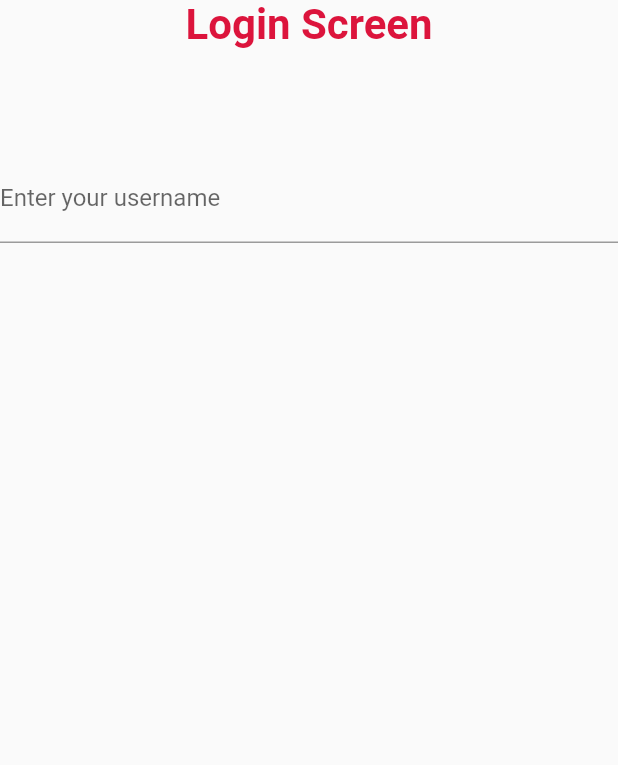
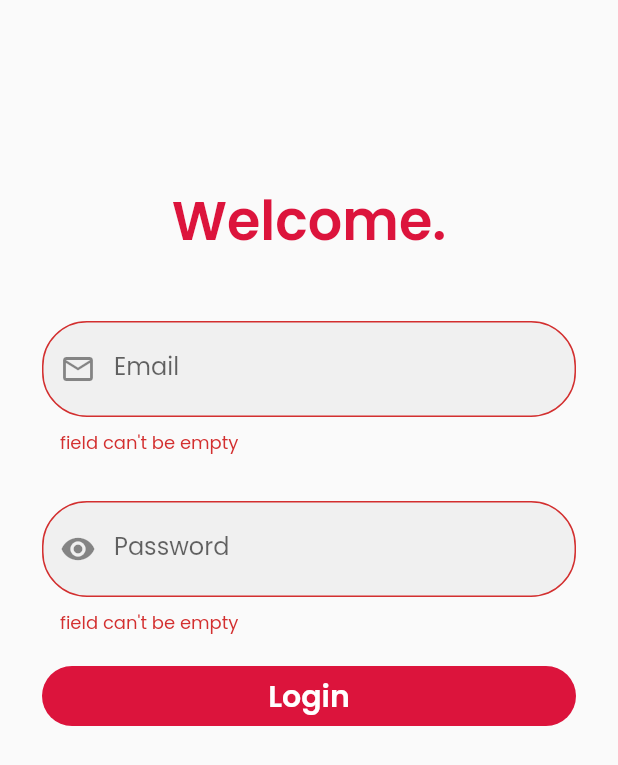
Before and after one commit to Bayzidbaky1/food_delivery, a Flutter app: the LoginScreen screen opened directly, on a phone screen of 412 x 824 dp. Shown: the top 765 px of the screen. Run offline on Flutter 3.47's test engine with Material 2 defaults, Android fonts, the light colour scheme and no system bars; our stand-ins replace google_fonts; missing offline and left inert: intro_screen_onboarding_flutter.

Commit message:
new updates

```diff
--- a/lib/const/app_color.dart
+++ b/lib/const/app_color.dart
@@ -2,4 +2,5 @@ import 'package:flutter/material.dart';
 
 class AppColor{
   static const app_color = Colors.white;
+  static const button_color = Color(0xffDC143C);
 }
--- a/lib/main.dart
+++ b/lib/main.dart
@@ -1,5 +1,6 @@
 import 'package:flutter/material.dart';
 import 'package:food_delivery/ui/viwes/splash_screen.dart';
+import 'package:google_fonts/google_fonts.dart';
 
 import 'const/app_string.dart';
 
@@ -17,8 +18,8 @@ class MyApp extends StatelessWidget {
       debugShowCheckedModeBanner: false,
       title: AppString.app_name,
       theme: ThemeData(
-
         primarySwatch: Colors.blue,
+        textTheme: GoogleFonts.poppinsTextTheme(),
       ),
       home:SplashScreen() ,
     );
--- a/lib/ui/viwes/auth/login_screen.dart
+++ b/lib/ui/viwes/auth/login_screen.dart
@@ -1,35 +1,85 @@
 import 'package:flutter/material.dart';
+import 'package:food_delivery/ui/viwes/home_screen.dart';
+
+import '../../../const/app_color.dart';
+import '../../widgets/custom_button.dart';
+import '../../widgets/custom_textfield.dart';
 
 class LoginScreen extends StatelessWidget {
-  const LoginScreen({Key? key}) : super(key: key);
+  final TextEditingController _emailController = TextEditingController();
+  final TextEditingController _passwordController = TextEditingController();
+  final _fornKey = GlobalKey<FormState>();
+  final validCharacters = RegExp(r'^[a-zA-Z0-9_\-=@,\.;]+$');
 
   @override
   Widget build(BuildContext context) {
     return Scaffold(
-      body: SafeArea(
+      body: SingleChildScrollView(
+        child: Padding(
+          padding: const EdgeInsets.only(left: 28.0, right: 28,top: 120),
+          child: Form(
+            key: _fornKey,
+            autovalidateMode: AutovalidateMode.always,
             child: Column(
+              mainAxisAlignment: MainAxisAlignment.center,
               children: [
                 Center(
                   child: Text(
-                "Login Screen",
+                    "Welcome.",
                     style: TextStyle(
                       color: Color(0xffDC143C),
-                    fontSize: 28,
-                    fontWeight: FontWeight.w600),
+                      fontSize: 36,
+                      fontWeight: FontWeight.w600,
                     ),
-            ),
-            SizedBox(height: 40,),
-
-            SizedBox(height: 30,),
-
-            TextFormField(
-              decoration: const InputDecoration(
-                border: UnderlineInputBorder(),
-                labelText: 'Enter your username',
                   ),
                 ),
 
+                SizedBox(
+                  height: 40,
+                ),
+                CustomTextField(
+                  "Email",
+                  "Email",
+                  Icon(Icons.email_outlined),
+                  TextInputType.emailAddress,
+                  _emailController,
+                  (val) {
+                    if(val!.isEmpty){
+                      return "field can't be empty";
+                    }else if(val.length<6){
+                      return "please input valid email";
+                    }
+                  },
+                ),
+                SizedBox(
+                  height: 30,
+                ),
+                CustomTextField(
+                  "Password",
+                  "Password",
+                  Icon(Icons.remove_red_eye),
+                  TextInputType.text,
+                  _passwordController,
+                  (val) {
+                    if(val!.isEmpty){
+                      return "field can't be empty";
+                    }else if(val.length<6){
+                      return "password can't be less than 6";
+                    }
+                  },
+                  obscureText: true,
+                ),
+                SizedBox(
+                  height: 20,
+                ),
+                CustomButton("Login", () {
+                  if(_fornKey.currentState!.validate()){
+                    Navigator.push(context, MaterialPageRoute(builder: (_)=>HomeScreen()));
+                  }
+                }),
               ],
+            ),
+          ),
         ),
       ),
     );
--- /dev/null
+++ b/lib/ui/viwes/home_screen.dart
@@ -0,0 +1,26 @@
+import 'package:flutter/material.dart';
+import 'package:food_delivery/const/app_color.dart';
+
+class HomeScreen extends StatelessWidget {
+  const HomeScreen({Key? key}) : super(key: key);
+
+  @override
+  Widget build(BuildContext context) {
+    return Scaffold(
+      body: Column(
+        mainAxisAlignment: MainAxisAlignment.center,
+        children: [
+          Center(
+            child: Text(
+              "Home",
+              style: TextStyle(
+                  color: AppColor.button_color,
+                  fontWeight: FontWeight.bold,
+                  fontSize: 35),
+            ),
+          )
+        ],
+      ),
+    );
+  }
+}
--- /dev/null
+++ b/lib/ui/widgets/custom_button.dart
@@ -0,0 +1,25 @@
+import 'package:flutter/material.dart';
+
+import '../../const/app_color.dart';
+
+Widget CustomButton(title, onTap) {
+  return InkWell(
+    onTap: onTap,
+    splashColor: Colors.white,
+    borderRadius: BorderRadius.circular(50),
+    child: Ink(
+      height: 40,
+      decoration: BoxDecoration(
+        borderRadius: BorderRadius.circular(50),
+        color: AppColor.button_color,
+      ),
+      child: Center(
+        child: Text(
+          title,
+          style: TextStyle(
+              color: Colors.white, fontSize: 20, fontWeight: FontWeight.w600),
+        ),
+      ),
+    ),
+  );
+}
--- a/lib/ui/widgets/custom_textfield.dart
+++ b/lib/ui/widgets/custom_textfield.dart
@@ -0,0 +1,19 @@
+import 'package:flutter/material.dart';
+
+Widget CustomTextField(hintext,labeltext,Icon,keyType,controller,validator,{obscureText=false}) {
+  return TextFormField(
+    keyboardType:keyType,
+    controller: controller,
+    validator: validator,
+    obscureText: obscureText,
+    decoration: InputDecoration(
+      border: OutlineInputBorder(
+        borderRadius: BorderRadius.circular(30),
+      ),
+      filled: true,
+      hintText: labeltext,
+      labelText: hintext,
+      prefixIcon: Icon,
+    ),
+  );
+}
```
Also changed, not shown: pubspec.yaml (+6 -12 lines), assets/file/fonts.ttf (added), assets/images/lgn.jpg (added), assets/images/login.jpg (added), pubspec.lock, 1 other file. Lines whose indentation alone changed are shown as unchanged.
